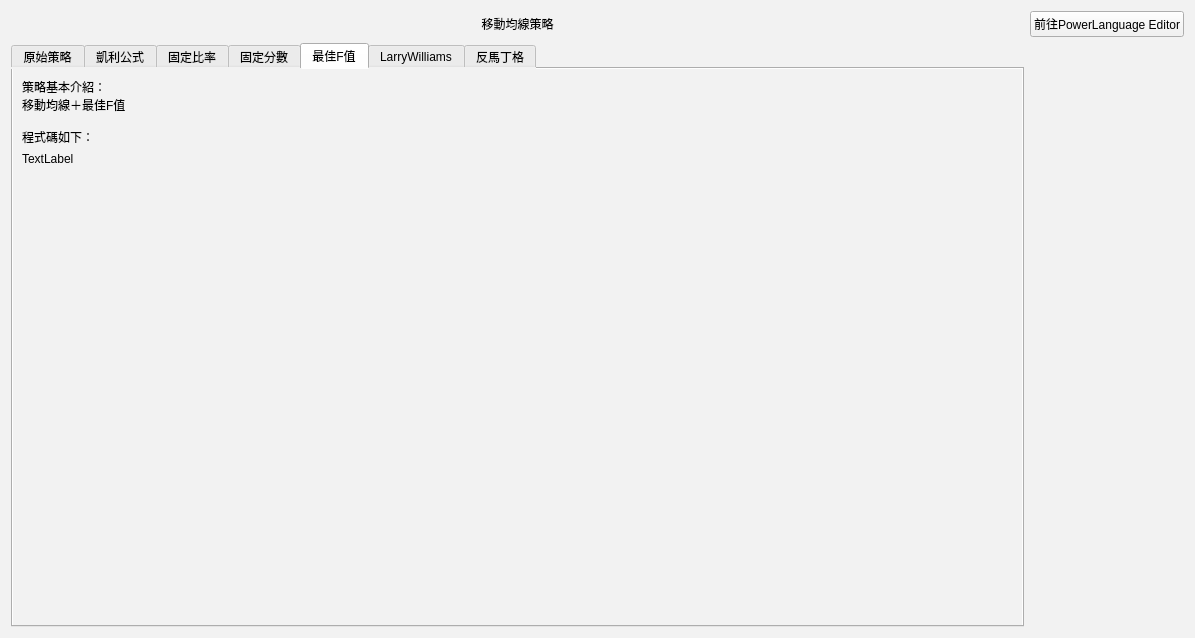
This is MoveAverage_Strategies_UI.ui in allen93075/Winner as Qt 5 draws it before an edit. The edited form follows.
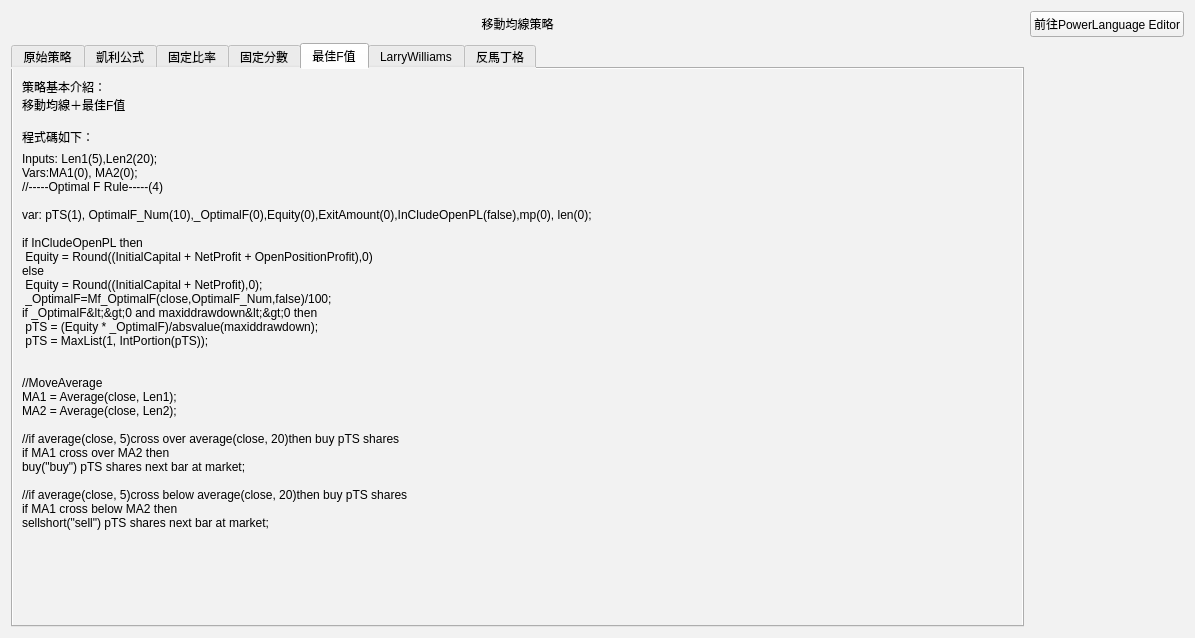
This is the edited form. The open tabs and pages were chosen to show the change.

Patch:
```diff
--- a/MoveAverage_Strategies_UI.ui
+++ b/MoveAverage_Strategies_UI.ui
@@ -312,7 +312,34 @@
        <item row="1" column="0">
         <widget class="QLabel" name="label_13">
          <property name="text">
-          <string>TextLabel</string>
+          <string>Inputs: Len1(5),Len2(20);
+Vars:MA1(0), MA2(0);
+//-----Optimal F Rule-----(4)
+
+var: pTS(1), OptimalF_Num(10),_OptimalF(0),Equity(0),ExitAmount(0),InCludeOpenPL(false),mp(0), len(0);
+
+if InCludeOpenPL then
+ Equity = Round((InitialCapital + NetProfit + OpenPositionProfit),0)
+else
+ Equity = Round((InitialCapital + NetProfit),0);
+ _OptimalF=Mf_OptimalF(close,OptimalF_Num,false)/100;
+if _OptimalF&lt;&gt;0 and maxiddrawdown&lt;&gt;0 then
+ pTS = (Equity * _OptimalF)/absvalue(maxiddrawdown);
+ pTS = MaxList(1, IntPortion(pTS));
+
+
+//MoveAverage
+MA1 = Average(close, Len1);
+MA2 = Average(close, Len2);
+
+//if average(close, 5)cross over average(close, 20)then buy pTS shares
+if MA1 cross over MA2 then
+buy(&quot;buy&quot;) pTS shares next bar at market;
+
+//if average(close, 5)cross below average(close, 20)then buy pTS shares
+if MA1 cross below MA2 then
+sellshort(&quot;sell&quot;) pTS shares next bar at market;
+</string>
          </property>
         </widget>
        </item>
```
